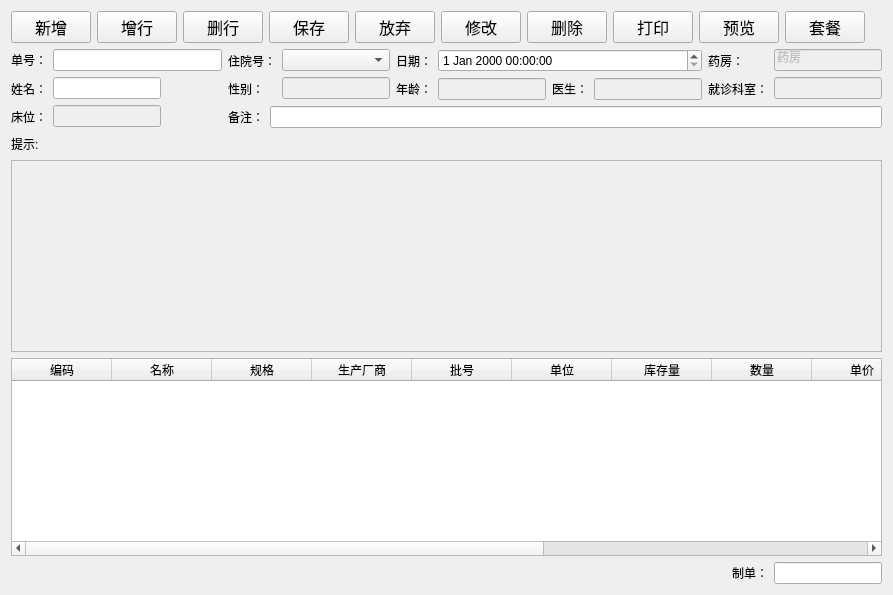
The window that hospitalisationcharge.ui (histest/his) describes before a commit, drawn with Qt 5.
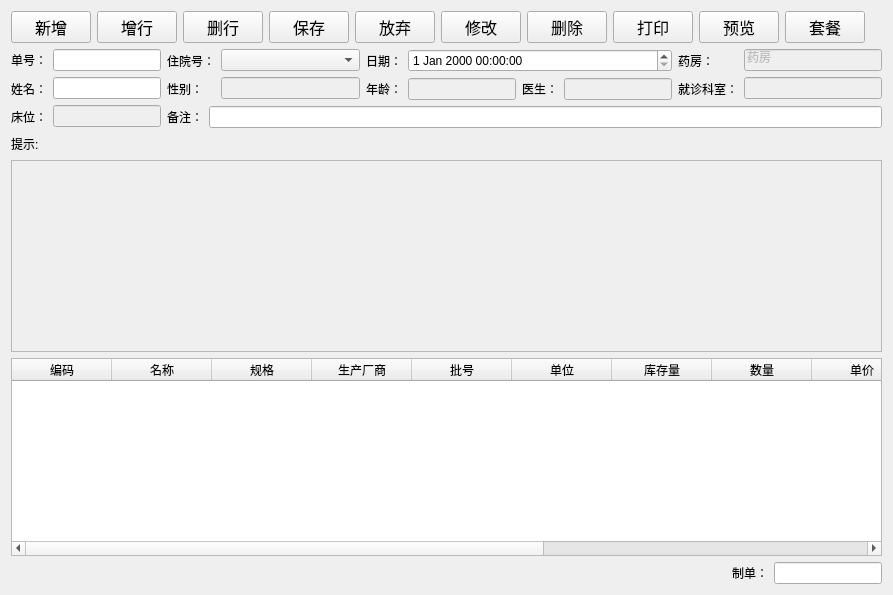
The same window after the commit.

Diff of the .ui file:
```diff
--- a/hospitalisationcharge.ui
+++ b/hospitalisationcharge.ui
@@ -253,7 +253,14 @@
        <item>
         <layout class="QVBoxLayout" name="verticalLayout_3">
          <item>
-          <widget class="QLineEdit" name="sheetNoEdit"/>
+          <widget class="QLineEdit" name="sheetNoEdit">
+           <property name="sizePolicy">
+            <sizepolicy hsizetype="Fixed" vsizetype="Fixed">
+             <horstretch>0</horstretch>
+             <verstretch>0</verstretch>
+            </sizepolicy>
+           </property>
+          </widget>
          </item>
          <item>
           <widget class="QLineEdit" name="nameEdit">
@@ -402,7 +409,7 @@
                 <bool>false</bool>
                </property>
                <property name="sizePolicy">
-                <sizepolicy hsizetype="Fixed" vsizetype="Fixed">
+                <sizepolicy hsizetype="Expanding" vsizetype="Fixed">
                  <horstretch>0</horstretch>
                  <verstretch>0</verstretch>
                 </sizepolicy>
```
